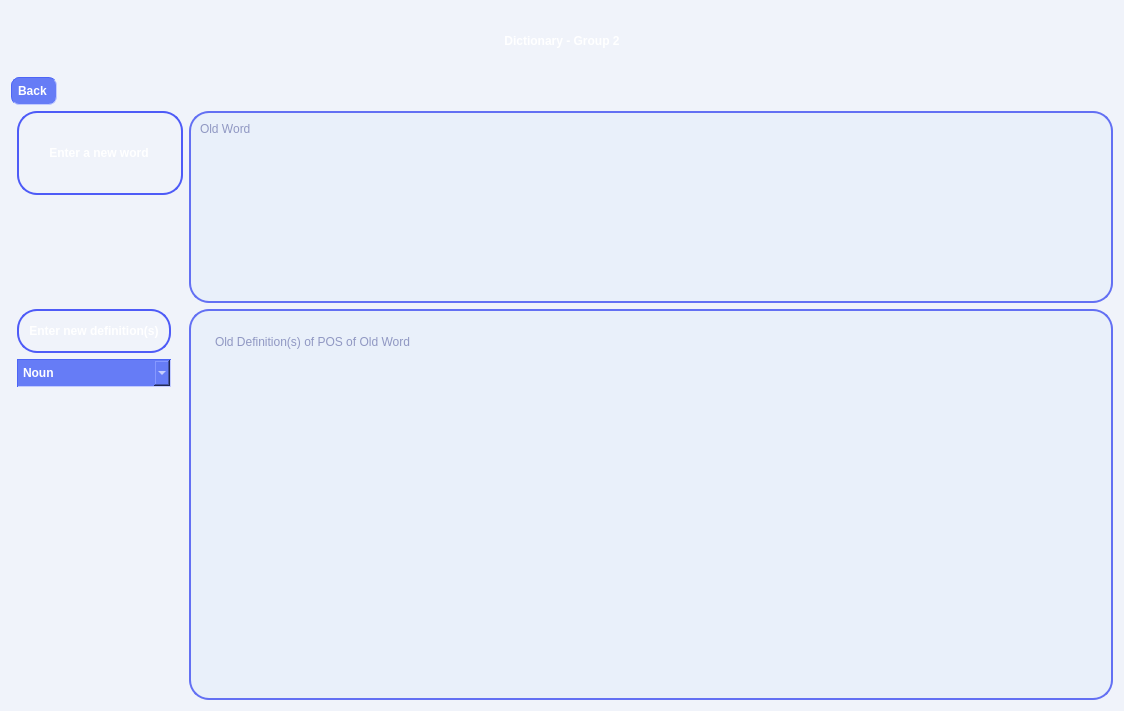
This is addnewword.ui in OHonSam/CS163_Group2_Dictionary as Qt 5 draws it before an edit. The edited form follows.
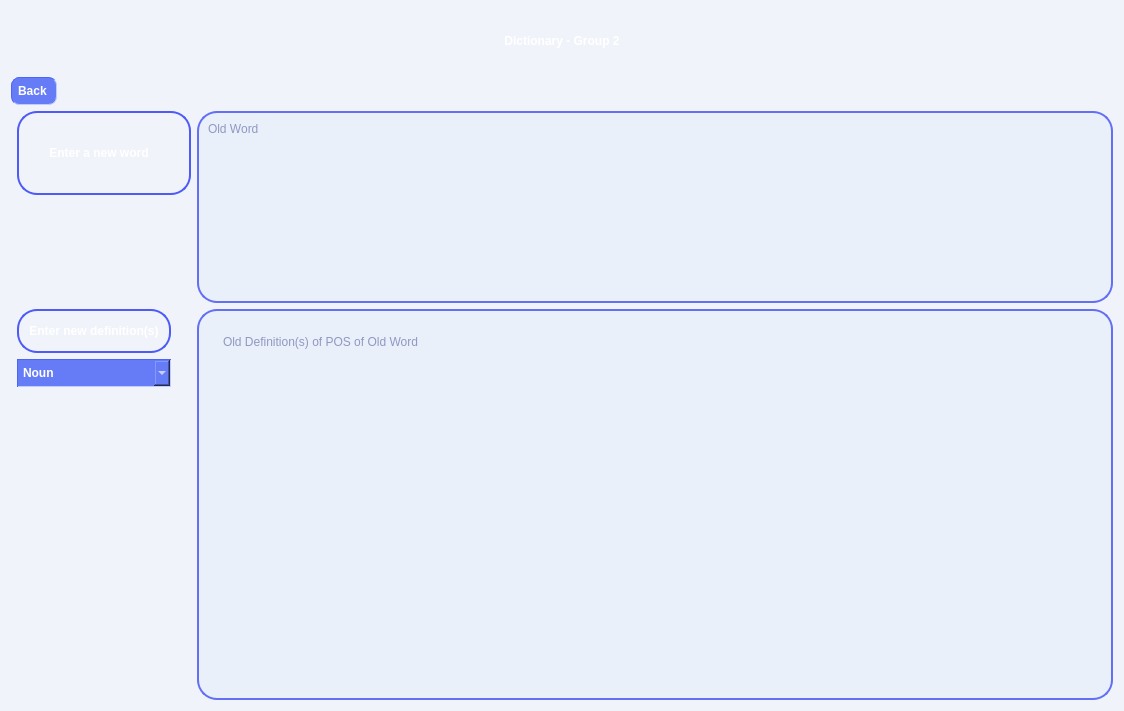
This is the edited form. Icons and pictures are not drawn.

Commit message: change Quiz layout/Add new word layout

```diff
--- a/addnewword.ui
+++ b/addnewword.ui
@@ -100,7 +100,7 @@
        <property name="styleSheet">
         <string notr="true">padding: 12px;
 padding-left: 30px;
-padding-right: 32px;
+padding-right: 40px;
 border-width : 2px;
 border-style:solid;
 border-radius: 20px;
```
The commit also changes 1 other file.
